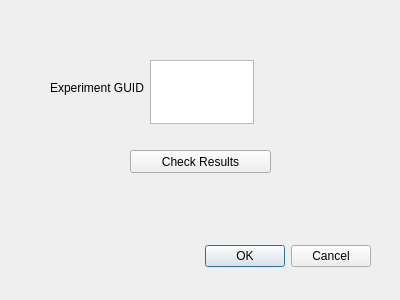
This is Client/UI/UiFiles/ResultsViewDialog.ui in adar2/Privacy-preserving-machine-learning-laboratory as Qt 5 draws it before an edit. The edited form follows.
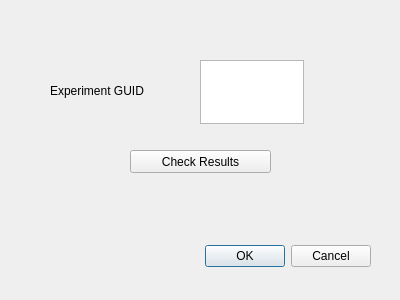
This is the edited form.

Commit message: Added checkbox logic and changed UI stuff size

What changed in the file:
```diff
--- a/Client/UI/UiFiles/ResultsViewDialog.ui
+++ b/Client/UI/UiFiles/ResultsViewDialog.ui
@@ -32,7 +32,7 @@
   <widget class="QTextEdit" name="guid_textbox">
    <property name="geometry">
     <rect>
-     <x>150</x>
+     <x>200</x>
      <y>60</y>
      <width>104</width>
      <height>64</height>
@@ -45,7 +45,7 @@
      <x>50</x>
      <y>80</y>
      <width>111</width>
-     <height>16</height>
+     <height>21</height>
     </rect>
    </property>
    <property name="text">
```
The commit also changes 4 other files.
